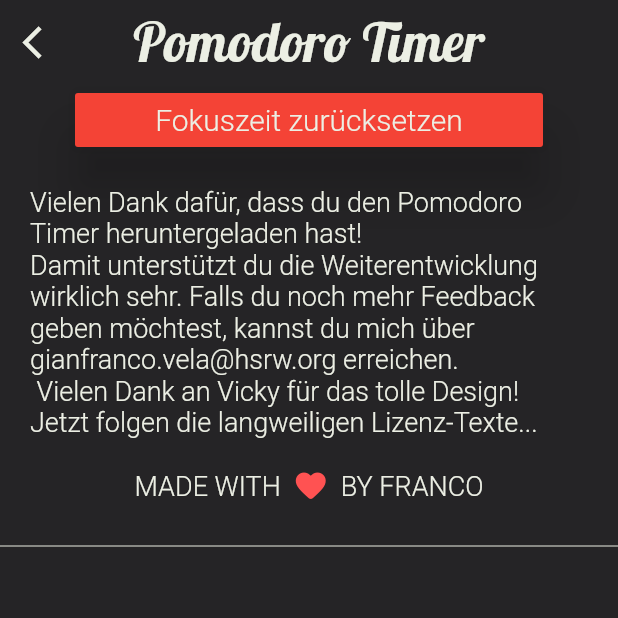
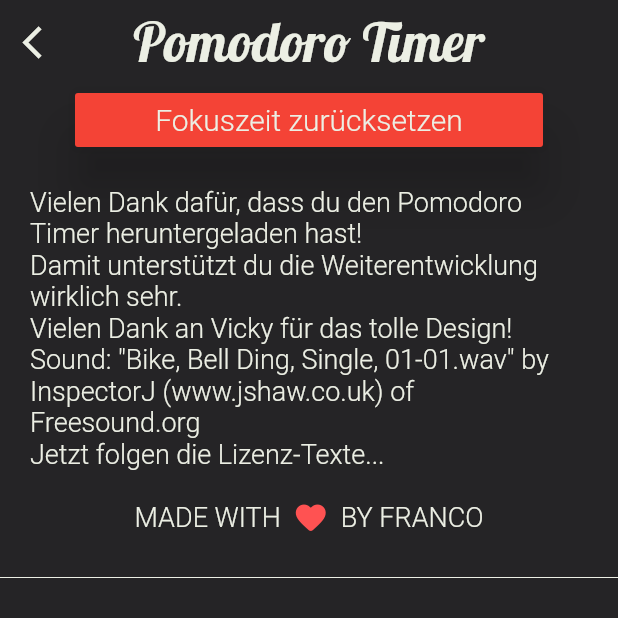
Before and after one commit to franci3/pomodoro-app, a Flutter app: the LegalScreen screen opened directly, on a phone screen of 412 x 824 dp, the top half of it. Run offline on Flutter 3.47's test engine with Material 2 defaults, Android fonts, the phone set to English and light mode, and no system bars; our stand-ins replace audioplayers, get, get_storage; accounts and stored records are empty; statements that could not run were skipped.

Commit message:
improve focus text

```diff
--- a/lib/assets/values/values.dart
+++ b/lib/assets/values/values.dart
@@ -13,9 +13,9 @@ class PomodoroTimerValues {
 
   static const legalGreetingsParagraph = 'Vielen Dank dafür, dass du den '
       'Pomodoro Timer heruntergeladen hast!\n'
-      'Damit unterstützt du die Weiterentwicklung wirklich sehr. Falls du '
-      'noch mehr Feedback geben möchtest, kannst du mich über gianfranco.vela@hsrw.org '
-      'erreichen. \n Vielen Dank an Vicky für das tolle Design! \n'
-      'Jetzt folgen die langweiligen Lizenz-Texte...';
+      'Damit unterstützt du die Weiterentwicklung wirklich sehr.\n'
+      'Vielen Dank an Vicky für das tolle Design!\n'
+      'Sound: "Bike, Bell Ding, Single, 01-01.wav" by InspectorJ (www.jshaw.co.uk) of Freesound.org\n'
+      'Jetzt folgen die Lizenz-Texte...';
 
 }
```
Also changed, not shown: lib/screens/detail_statistics_screen.dart (added).
